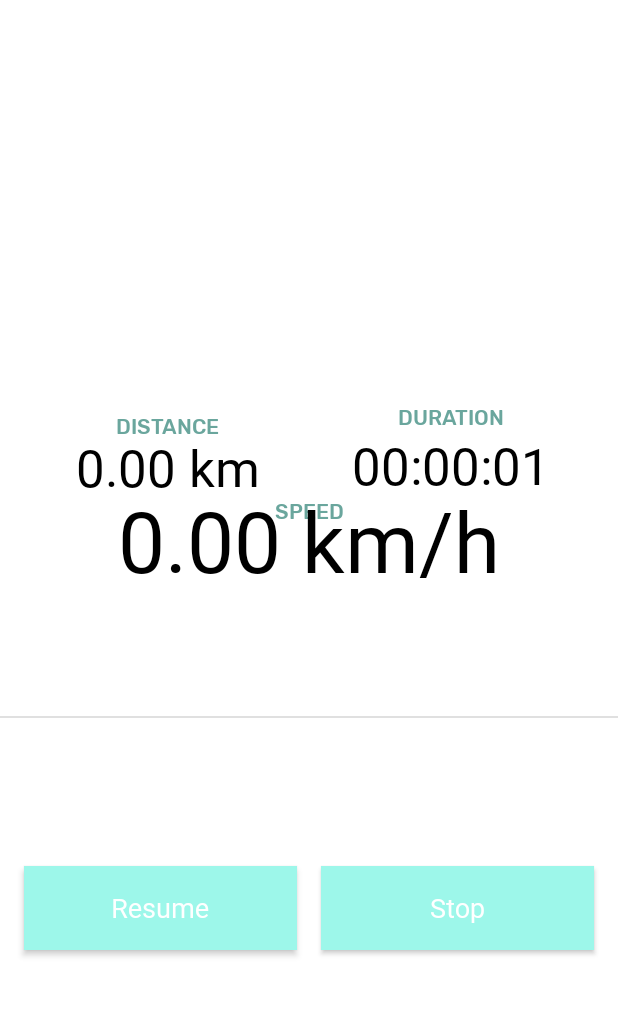
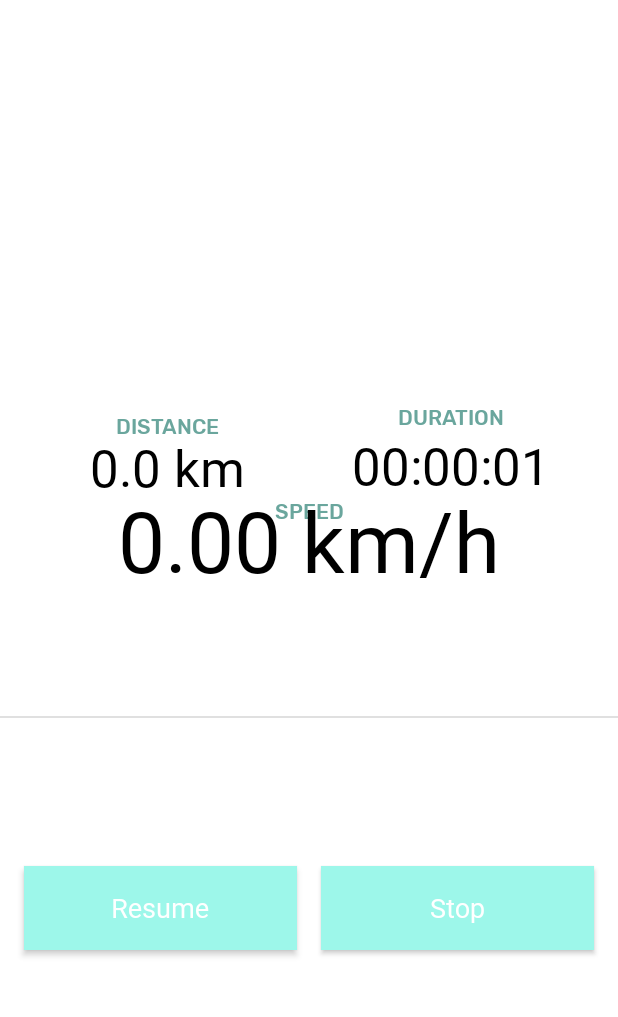
Before and after one commit to antonjolsson/log-the-jog, an Android app: the screen it shows after launch (MainActivity), after a tap on "Pause", on a phone screen of 412 x 824 dp, the part 137-1154 px from its top. Run offline under Robolectric (Android 15) with nearby library versions, the light colour scheme and no system bars; 4 statements that could not run were skipped; 1 other tap on this screen came first.

Commit message:
D U R A T I O N

```diff
--- a/app/src/main/java/com/antware/joggerlogger/LogViewModel.java
+++ b/app/src/main/java/com/antware/joggerlogger/LogViewModel.java
@@ -2,6 +2,7 @@ package com.antware.joggerlogger;
 
 import android.location.Location;
 import android.os.SystemClock;
+import android.util.Log;
 
 import androidx.lifecycle.LiveData;
 import androidx.lifecycle.MutableLiveData;
@@ -13,8 +14,11 @@ import java.util.List;
 import static com.antware.joggerlogger.LogViewModel.ExerciseStatus.PAUSED;
 import static com.antware.joggerlogger.LogViewModel.ExerciseStatus.STARTED;
 import static com.antware.joggerlogger.LogViewModel.ExerciseStatus.STOPPED;
+import static java.lang.Math.*;
 
 public class LogViewModel extends ViewModel {
+
+    private static final double EARTH_RADIUS = 6371;
 
     public static class Waypoint {
         Location location;
@@ -65,7 +69,7 @@ public class LogViewModel extends ViewModel {
     private MutableLiveData<Duration> duration = new MutableLiveData<>(new Duration(0,
             0, 0));
     private List<Long> startEndTimes = new ArrayList<>();
-    private MutableLiveData<Integer> distanceMeters = new MutableLiveData<>(0);
+    private MutableLiveData<Double> distanceKm = new MutableLiveData<>(0.0);
     private MutableLiveData<Double> speed = new MutableLiveData<>(0.0);
     private MutableLiveData<ExerciseStatus> statusLiveData = new MutableLiveData<>(status);
 
@@ -92,8 +96,22 @@ public class LogViewModel extends ViewModel {
     }
 
     private void setDistance() {
-        double distance; int i;
-        //while (!waypoints.get(i).isAccountedFor() && waypoints.get(i))
+        if (waypoints.size() < 2) return;
+        Waypoint w1 = waypoints.get(waypoints.size() - 2);
+        if (w1.status != STARTED) return;
+        Waypoint w2 = waypoints.get(waypoints.size() - 1);
+        double latW1 = toRadians(w1.getLocation().getLatitude());
+        double longW1 = toRadians(w1.getLocation().getLongitude());
+        double latW2 = toRadians(w2.getLocation().getLatitude());
+        double longW2 = toRadians(w2.getLocation().getLongitude());
+        double centralAngle = acos(sin(latW1) * sin(latW2) + cos(latW1) * cos(latW2) * cos(abs(longW1 - longW2)));
+        if (Double.isNaN(centralAngle))
+            return;
+        double newDistance = EARTH_RADIUS * centralAngle;
+        double oldDistance = distanceKm.getValue() != null ? distanceKm.getValue() : 0;
+        Log.d("VM", "central angle: " + centralAngle);
+        Log.d("VM", "distance: " + (newDistance + oldDistance));
+        distanceKm.setValue(newDistance + oldDistance);
     }
 
     private void setDuration() {
@@ -125,8 +143,8 @@ public class LogViewModel extends ViewModel {
         return duration;
     }
 
-    public LiveData<Integer> getDistance() {
-        return distanceMeters;
+    public LiveData<Double> getDistance() {
+        return distanceKm;
     }
 
     public LiveData<ExerciseStatus> getStatus() {
--- a/app/src/main/java/com/antware/joggerlogger/MapsFragment.kt
+++ b/app/src/main/java/com/antware/joggerlogger/MapsFragment.kt
@@ -51,7 +51,7 @@ class MapsFragment : Fragment() {
                 addPolyline(here)
             }
         }
-        Log.d(here?.latitude.toString() + ", " + here?.longitude.toString(), "No location data")
+        //Log.d(here?.latitude.toString() + ", " + here?.longitude.toString(), "No location data")
     }
 
     private fun addPolyline(startPoint: LatLng?) {
--- a/app/src/main/java/com/antware/joggerlogger/StatsFragment.kt
+++ b/app/src/main/java/com/antware/joggerlogger/StatsFragment.kt
@@ -34,7 +34,8 @@ class StatsFragment : Fragment() {
             setDurationView(duration)
         })
         model.distance.observe(viewLifecycleOwner, androidx.lifecycle.Observer { distance ->
-            binding.distanceView.text = (distance / 1000).toString() + "." + ((distance % 1000).toString() + 0).take(2) + " km"
+            //binding.distanceView.text = (distance.toInt()).toString() + "." + (distance.rem(1000).toString()).take(3) + " km"
+            binding.distanceView.text = distance.toString().take(4) + " km"
         })
         model.speed.observe(viewLifecycleOwner, androidx.lifecycle.Observer { speed ->
             binding.speedView.text = (speed.toString() + "0").take(4) + " km/h"
```
